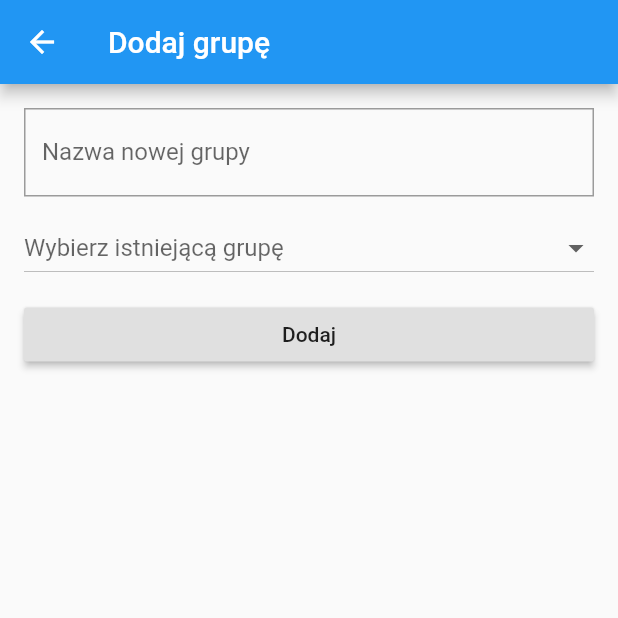
After one commit to kamil-korwiel/Locato2, a Flutter app: the AddGroup screen opened directly, on a phone screen of 412 x 824 dp, the top half of it. The commit adds this screen. Run offline on Flutter 3.47's test engine with Material 2 defaults, Android fonts, the phone set to English and light mode, and no system bars; our stand-ins replace flutter_datetime_picker, flutter_speed_dial, flutter_typeahead, geolocator, google_maps_flutter, sqflite and 1 more; missing offline and left inert: geocoder, throttling; accounts and stored records are empty.

Commit message:
praca praca

```diff
--- a/Projekt/lib/Classes/Group.dart
+++ b/Projekt/lib/Classes/Group.dart
@@ -8,5 +8,6 @@ class Group {
     this.id,
     this.name,
     this.howMuchDone,
-  });
+  }
+  );
 }
--- /dev/null
+++ b/Projekt/lib/pages/add_group.dart
@@ -0,0 +1,94 @@
+import 'dart:ui';
+
+import 'package:flutter/material.dart';
+import 'package:flutter_datetime_picker/flutter_datetime_picker.dart';
+import 'package:pageview/Classes/Group.dart';
+import 'package:pageview/pages/add_task.dart';
+
+class AddGroup extends StatefulWidget {
+  @override
+  _AddGroupState createState() => _AddGroupState();
+
+  Group group;
+  AddGroup({this.group});
+}
+
+class _AddGroupState extends State<AddGroup> {
+
+
+  final _text = TextEditingController();
+
+  Group newgroup = Group();
+
+  @override
+  void initState() {
+    super.initState();
+  }
+
+  String _value;
+  String _group;
+
+  Widget build(BuildContext context) {
+    return Scaffold(
+      appBar: AppBar(
+        title: Text("Dodaj grupę"),
+      ),
+      body: Padding(
+          padding: const EdgeInsets.all(16.0),
+          child: Container(
+              child: ListView(
+//            mainAxisSize: MainAxisSize.max,
+//            mainAxisAlignment: MainAxisAlignment.center,
+                  children: <Widget>[
+                    new TextFormField(
+                      controller: _text,
+                      decoration: new InputDecoration(
+                        labelText: "Nazwa nowej grupy",
+                        border: new OutlineInputBorder(
+                          borderRadius: new BorderRadius.circular(0.0),
+                          borderSide: new BorderSide(
+                          ),
+                        ),
+                      ),
+                      keyboardType: TextInputType.text,
+                    ),
+                    SizedBox(
+                      height: 10.0,
+                    ),
+                    new DropdownButton<String>(
+                      isExpanded: true,
+                      items: [
+                        DropdownMenuItem<String>(
+                          child: Text('Grupa 1'),
+                          value: 'one',
+                        ),
+                        DropdownMenuItem<String>(
+                          child: Text('Grupa 2'),
+                          value: 'two',
+                        ),
+                        DropdownMenuItem<String>(
+                          child: Text('Grupa 3'),
+                          value: 'three',
+                        ),
+                      ],
+                      onChanged: (String value) {
+                        setState(() {
+                          _value = value;
+                        });
+                      },
+                      hint: Text('Wybierz istniejącą grupę'),
+                      value: _value,
+                    ),
+                    SizedBox(
+                      height: 10.0,
+                    ),
+                    new RaisedButton(
+                      onPressed: () {
+
+                        Navigator.pop(context);
+                      },
+                      child: Text('Dodaj'),
+                    ),
+                  ]))),
+    );
+  }}
--- a/Projekt/pubspec.yaml
+++ b/Projekt/pubspec.yaml
@@ -29,6 +29,7 @@ dependencies:
   flutter_typeahead: ^1.8.0
   table_calendar: ^2.2.3
   flutter_datetime_picker: ^1.2.5
+  date_range_picker: ^1.0.5
 
   flutter:
     sdk: flutter
```
Also changed, not shown: Projekt/lib/pages/add_event.dart (+104 -47 lines), Projekt/lib/pages/add_task.dart (+119 -51 lines), Projekt/pubspec.lock.
